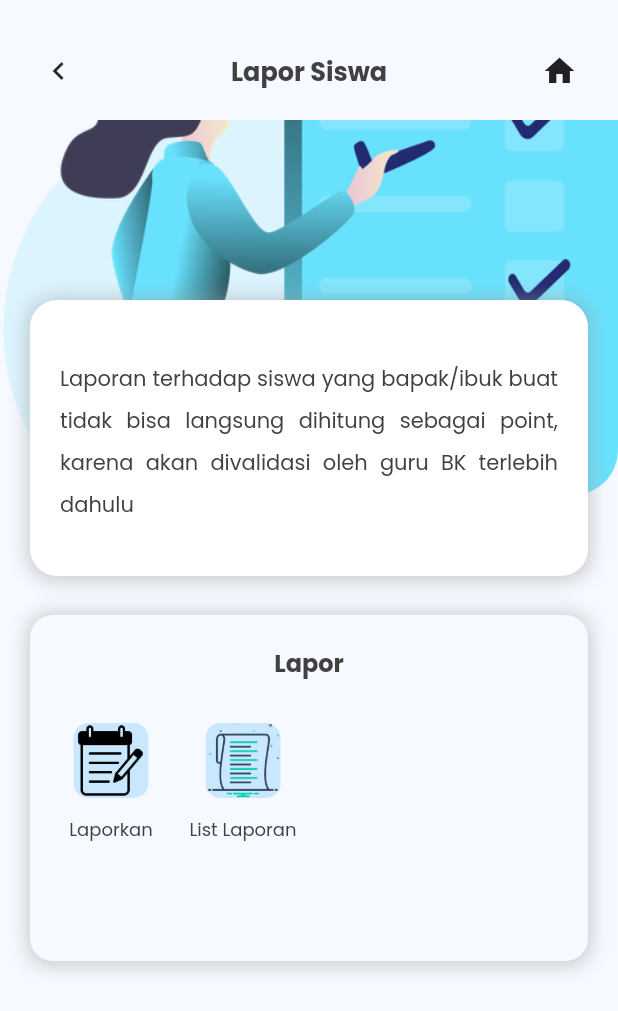
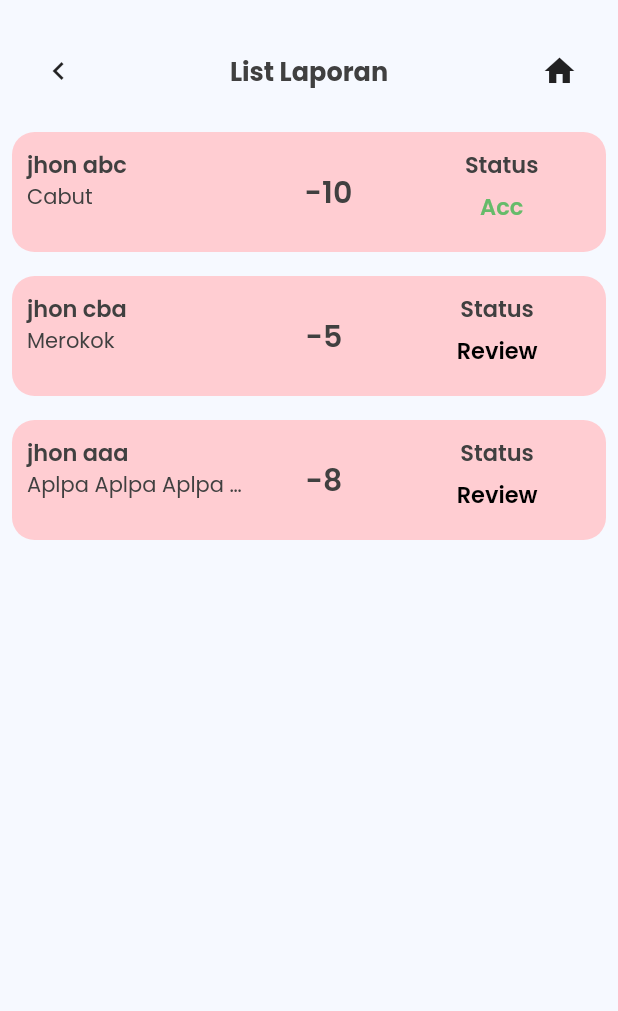
Before and after one commit to jeffriagustiar/fe_info_guru, a Flutter app: the MenuLaporanPage screen opened by its route, after a tap on "List Laporan", on a phone screen of 412 x 824 dp. Shown: the top 1011 px of the screen. Run offline on Flutter 3.47's test engine with Material 2 defaults, Android fonts, the phone set to English and light mode, and no system bars; our stand-ins replace dropdown_search, google_fonts; missing offline and left inert: sp_util; accounts and stored records are empty.

Commit message:
UI list laporan

```diff
--- a/lib/main.dart
+++ b/lib/main.dart
@@ -1,4 +1,5 @@
 import 'package:fe_info_guru/pages/home/buatLaporan/laporkan_page.dart';
+import 'package:fe_info_guru/pages/home/buatLaporan/list_laporan_page.dart';
 import 'package:fe_info_guru/pages/home/buatLaporan/menu_laporan_page.dart';
 import 'package:fe_info_guru/pages/home/home_page.dart';
 import 'package:fe_info_guru/pages/home/point/info_point_page.dart';
@@ -55,6 +56,7 @@ class MyApp extends StatelessWidget {
           //? Laporan Siswa
           'menu-laporan' :(context) => const MenuLaporanPage(),
           'laporkan' :(context) => const LaporkanPage(),
+          'list-laporan' :(context) => const ListLaporanPage(),
         },
       ),
     );
--- /dev/null
+++ b/lib/pages/home/buatLaporan/list_laporan_page.dart
@@ -0,0 +1,148 @@
+import 'package:fe_info_guru/share/theme.dart';
+import 'package:fe_info_guru/widgets/appBar_buttom.dart';
+import 'package:fe_info_guru/widgets/popUp_detail.dart';
+import 'package:flutter/material.dart';
+import 'package:sp_util/sp_util.dart';
+
+class ListLaporanPage extends StatelessWidget {
+  const ListLaporanPage({super.key});
+
+  @override
+  Widget build(BuildContext context) {
+
+    String? kelola = SpUtil.getString('kelola');
+
+    Widget list(String nama, String kelas, String kategori, String jenis, String point, String status, String desc)
+    {
+      return Column(
+        children: [
+          TextButton(
+            onPressed: () {
+              showDialog(
+                context: context,
+                builder: (BuildContext context){
+                  return PopUpDetail(
+                    namaS: nama,
+                    kelas: kelas,
+                    kategori: kategori,
+                    jenis: jenis,
+                    point: point,
+                    status: status,
+                    desc : desc,
+                  );
+                }
+              );
+            },
+            child: Container(
+              padding: const EdgeInsets.all(10),
+              width: double.infinity,
+              height: 80,
+              decoration: BoxDecoration(
+                borderRadius: BorderRadius.circular(15),
+                  color: Colors.red.shade100
+                ),
+                child: Row(
+                  mainAxisAlignment: MainAxisAlignment.spaceBetween,
+                    children: [
+
+                      // ignore: sized_box_for_whitespace
+                      Container(
+                        width: 150,
+                        child: Column(
+                          crossAxisAlignment: CrossAxisAlignment.start,
+                            children: [
+                              Text(
+                                nama,
+                                style: blackTextStyle.copyWith(
+                                  fontSize: 15,
+                                  fontWeight: semibold
+                                )
+                              ),
+                              Text(
+                                jenis,
+                                style: blackTextStyle.copyWith(
+                                  fontSize: 14,
+                                  fontWeight: regular
+                                ),
+                                overflow: TextOverflow.ellipsis,
+                                softWrap: false,
+                              ),
+                            ],
+                          ),
+                      ),
+
+
+                        Text(
+                          point,
+                          style: blackTextStyle.copyWith(
+                            fontSize: 20,
+                            fontWeight: semibold
+                          ),
+                        ),
+                      const SizedBox(width: 5,),
+
+                        Column(
+                          crossAxisAlignment: CrossAxisAlignment.center,
+                          children: [
+                            Text(
+                              "Status",
+                              style: blackTextStyle.copyWith(
+                                fontSize: 15,
+                                fontWeight: semibold
+                              ),
+                            ),
+                            const SizedBox(height: 5,),
+                            Text(
+                              int.parse(status) == 1 ? "Acc" : "Review",
+                              style: blackTextStyle.copyWith(
+                                fontSize: 15,
+                                fontWeight: semibold,
+                                color: int.parse(status) == 1 ? Colors.green.shade400 : Colors.black
+                              ),
+                            )
+                          ],
+                        ),
+
+                        kelola == 'guru' ?
+                          TextButton(
+                            onLongPress: () {
+                              // print("object");
+                            },
+                            onPressed: (){},
+                            child: const Icon(Icons.check,size: 30,color: Colors.black,)
+                          )
+                        :
+                          const SizedBox(width: 0,)
+
+                  ],
+                ),
+            ),
+          )
+        ],
+      );
+    }
+
+    return Scaffold(
+      backgroundColor: background4Color,
+      body: SafeArea(
+        child: Column(
+          children: [
+            AppBarButtom(nama: "List Laporan"),
+
+            Expanded(
+              child: ListView(
+                children: [
+
+                  list("jhon abc","X ABC","sedang","Cabut","-10",'1',"ejkehdjkfsd sdkfsdjhfjsdhfjsd"),
+                  list("jhon cba","XI ABBC","berat","Merokok","-5",'0',"jksdhjsf jfdshfhghkeew weuyiuwef"),
+                  list("jhon aaa","XII ABCC","sedang","Aplpa Aplpa Aplpa Aplpa Aplpa Aplpa Aplpa Aplpa","-8",'0',"dkjwfhjw weiuioweur ewiyriuwer"),
+
+                ],
+              ),
+            )
+          ],
+        ),
+      ),
+    );
+  }
+}
--- a/lib/pages/home/buatLaporan/menu_laporan_page.dart
+++ b/lib/pages/home/buatLaporan/menu_laporan_page.dart
@@ -79,16 +79,10 @@ class MenuLaporanPage extends StatelessWidget {
                         FiturButtom(
                           nama: 'List Laporan',
                           onPressed: () {
-                            // Navigator.pushNamed(
-                            //   context,
-                            //   '/nilai-rapor-umum',
-                            //   arguments: {
-                            //     'nama' : 'Pelajaran Umum',
-                            //     'jenis' : 'KMU',
-                            //     'tipe' : 'ASSOF',
-                            //     'pancasila' : 0
-                            //   }
-                            // );
+                            Navigator.pushNamed(
+                              context,
+                              'list-laporan'
+                            );
                           },
                           img: 'assets/ic_list_lapor.png',
                         ),
--- a/lib/pages/home/point/info_point_page.dart
+++ b/lib/pages/home/point/info_point_page.dart
@@ -120,6 +120,7 @@ class _InfoPointPageState extends State<InfoPointPage> {
           children: [
             AppBarButtom(nama: 'Informasi Point'),
 
+            // ignore: sized_box_for_whitespace
             Container(
               height: 80,
               child: Expanded(
--- a/lib/pages/home/profile/profile_page.dart
+++ b/lib/pages/home/profile/profile_page.dart
@@ -205,6 +205,6 @@ class _ProfilePageState extends State<ProfilePage> {
           ],
         ),
       ),
-    );;
+    );
   }
 }
--- a/lib/services/siswa_service.dart
+++ b/lib/services/siswa_service.dart
@@ -120,7 +120,7 @@ class SiswaService{
 
     if (response.statusCode == 200) {
       var data = jsonDecode(response.body);
-      print(data);
+      // print(data);
       return data;
     } else {
       throw Exception('Gagal Ambil Buat Laporan');
--- a/lib/widgets/text_fild.dart
+++ b/lib/widgets/text_fild.dart
@@ -1,6 +1,7 @@
 import 'package:fe_info_guru/share/theme.dart';
 import 'package:flutter/material.dart';
 
+// ignore: must_be_immutable
 class TextFildSendiri extends StatelessWidget {
   // String nama;
   String hint;
--- a/lib/widgets/transpatant_popup.dart
+++ b/lib/widgets/transpatant_popup.dart
@@ -2,6 +2,7 @@ import 'dart:async';
 import 'package:fe_info_guru/share/theme.dart';
 import 'package:flutter/material.dart';
 
+// ignore: must_be_immutable
 class TransparentPopup extends StatefulWidget {
   String nis;
   String jenis;
@@ -11,6 +12,7 @@ class TransparentPopup extends StatefulWidget {
   TransparentPopup({ required this.info, required this.nis, required this.jenis, required this.desc, super.key});
 
   @override
+  // ignore: library_private_types_in_public_api
   _TransparentPopupState createState() => _TransparentPopupState();
 }
 
```
Also changed, not shown: lib/widgets/popUp_detail.dart (added, +154 -0 lines).
